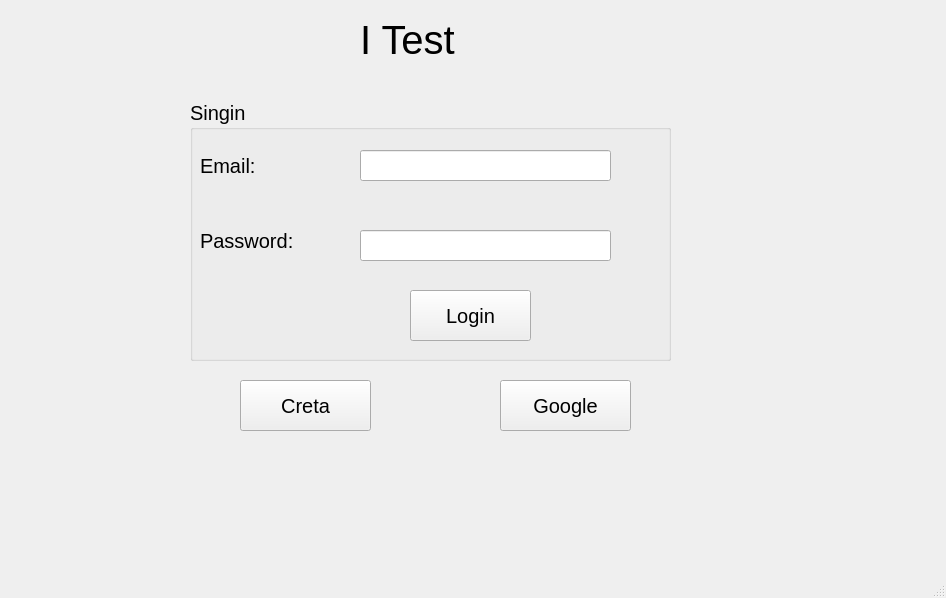
The window that Group4/mainwindow.ui (Assignment-C/UI-APP) describes before a commit, drawn with Qt 5.
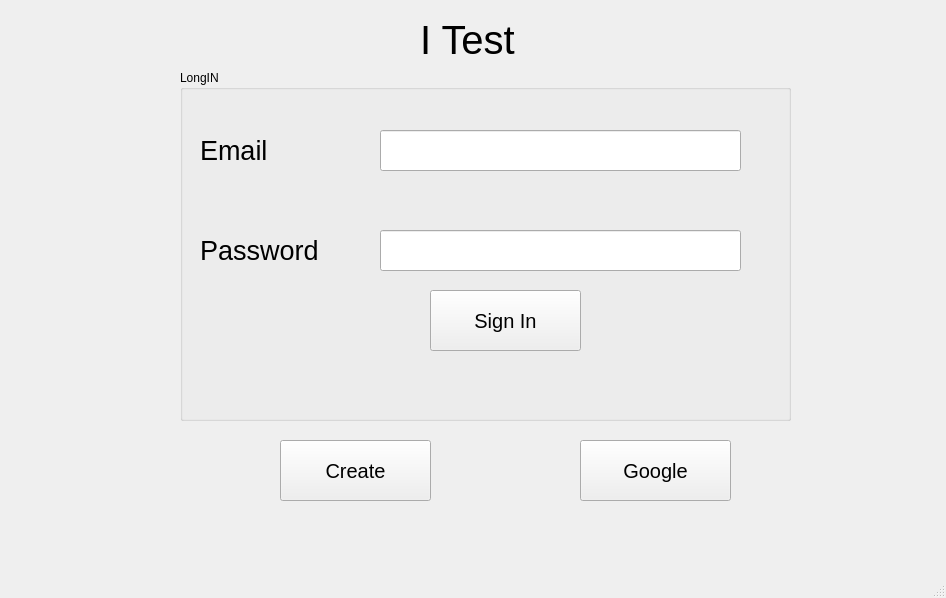
The same window after the commit. Icons and pictures are not drawn.

Diff of the .ui file:
```diff
--- a/Group4/mainwindow.ui
+++ b/Group4/mainwindow.ui
@@ -24,9 +24,9 @@
    <widget class="QLabel" name="label">
     <property name="geometry">
      <rect>
-      <x>360</x>
+      <x>420</x>
       <y>10</y>
-      <width>129</width>
+      <width>141</width>
       <height>60</height>
      </rect>
     </property>
@@ -39,119 +39,142 @@
      <string>I Test</string>
     </property>
    </widget>
+   <widget class="QPushButton" name="pushButton_2">
+    <property name="geometry">
+     <rect>
+      <x>280</x>
+      <y>440</y>
+      <width>151</width>
+      <height>61</height>
+     </rect>
+    </property>
+    <property name="font">
+     <font>
+      <pointsize>15</pointsize>
+     </font>
+    </property>
+    <property name="text">
+     <string>Create</string>
+    </property>
+   </widget>
+   <widget class="QPushButton" name="pushButton_3">
+    <property name="geometry">
+     <rect>
+      <x>580</x>
+      <y>440</y>
+      <width>151</width>
+      <height>61</height>
+     </rect>
+    </property>
+    <property name="font">
+     <font>
+      <pointsize>15</pointsize>
+     </font>
+    </property>
+    <property name="text">
+     <string>Google</string>
+    </property>
+   </widget>
    <widget class="QGroupBox" name="groupBox">
     <property name="geometry">
      <rect>
-      <x>190</x>
-      <y>100</y>
-      <width>481</width>
-      <height>261</height>
+      <x>180</x>
+      <y>70</y>
+      <width>611</width>
+      <height>351</height>
      </rect>
     </property>
-    <property name="font">
-     <font>
-      <pointsize>15</pointsize>
-     </font>
-    </property>
     <property name="title">
-     <string>Singin</string>
+     <string>LongIN</string>
     </property>
     <widget class="QLabel" name="label_2">
      <property name="geometry">
       <rect>
-       <x>10</x>
-       <y>50</y>
-       <width>101</width>
-       <height>31</height>
+       <x>20</x>
+       <y>60</y>
+       <width>91</width>
+       <height>41</height>
       </rect>
      </property>
+     <property name="font">
+      <font>
+       <pointsize>20</pointsize>
+      </font>
+     </property>
      <property name="text">
-      <string>Email:</string>
-     </property>
-    </widget>
-    <widget class="QLineEdit" name="lineEdit">
-     <property name="geometry">
-      <rect>
-       <x>170</x>
-       <y>50</y>
-       <width>251</width>
-       <height>31</height>
-      </rect>
+      <string>Email</string>
      </property>
     </widget>
     <widget class="QLabel" name="label_3">
      <property name="geometry">
       <rect>
-       <x>10</x>
-       <y>120</y>
-       <width>121</width>
+       <x>20</x>
+       <y>160</y>
+       <width>151</width>
        <height>41</height>
       </rect>
      </property>
+     <property name="font">
+      <font>
+       <pointsize>20</pointsize>
+      </font>
+     </property>
      <property name="text">
-      <string>Password:</string>
+      <string>Password</string>
+     </property>
+    </widget>
+    <widget class="QPushButton" name="pushButton">
+     <property name="geometry">
+      <rect>
+       <x>250</x>
+       <y>220</y>
+       <width>151</width>
+       <height>61</height>
+      </rect>
+     </property>
+     <property name="font">
+      <font>
+       <pointsize>15</pointsize>
+      </font>
+     </property>
+     <property name="text">
+      <string>Sign In</string>
+     </property>
+    </widget>
+    <widget class="QLineEdit" name="lineEdit">
+     <property name="geometry">
+      <rect>
+       <x>200</x>
+       <y>60</y>
+       <width>361</width>
+       <height>41</height>
+      </rect>
+     </property>
+     <property name="font">
+      <font>
+       <pointsize>15</pointsize>
+      </font>
      </property>
     </widget>
     <widget class="QLineEdit" name="lineEdit_2">
      <property name="geometry">
       <rect>
-       <x>170</x>
-       <y>130</y>
-       <width>251</width>
-       <height>31</height>
+       <x>200</x>
+       <y>160</y>
+       <width>361</width>
+       <height>41</height>
       </rect>
      </property>
-    </widget>
-    <widget class="QPushButton" name="longinbtn">
-     <property name="geometry">
-      <rect>
-       <x>220</x>
-       <y>190</y>
-       <width>121</width>
-       <height>51</height>
-      </rect>
+     <property name="font">
+      <font>
+       <pointsize>15</pointsize>
+      </font>
      </property>
-     <property name="text">
-      <string>Login</string>
+     <property name="echoMode">
+      <enum>QLineEdit::Password</enum>
      </property>
     </widget>
    </widget>
-   <widget class="QPushButton" name="pushButton_2">
-    <property name="geometry">
-     <rect>
-      <x>240</x>
-      <y>380</y>
-      <width>131</width>
-      <height>51</height>
-     </rect>
-    </property>
-    <property name="font">
-     <font>
-      <pointsize>15</pointsize>
-     </font>
-    </property>
-    <property name="text">
-     <string>Creta</string>
-    </property>
-   </widget>
-   <widget class="QPushButton" name="pushButton_3">
-    <property name="geometry">
-     <rect>
-      <x>500</x>
-      <y>380</y>
-      <width>131</width>
-      <height>51</height>
-     </rect>
-    </property>
-    <property name="font">
-     <font>
-      <pointsize>15</pointsize>
-     </font>
-    </property>
-    <property name="text">
-     <string>Google</string>
-    </property>
-   </widget>
   </widget>
   <widget class="QMenuBar" name="menubar">
    <property name="geometry">
```
Left out of the diff: 14 changed lines with no effect on the pictures.
